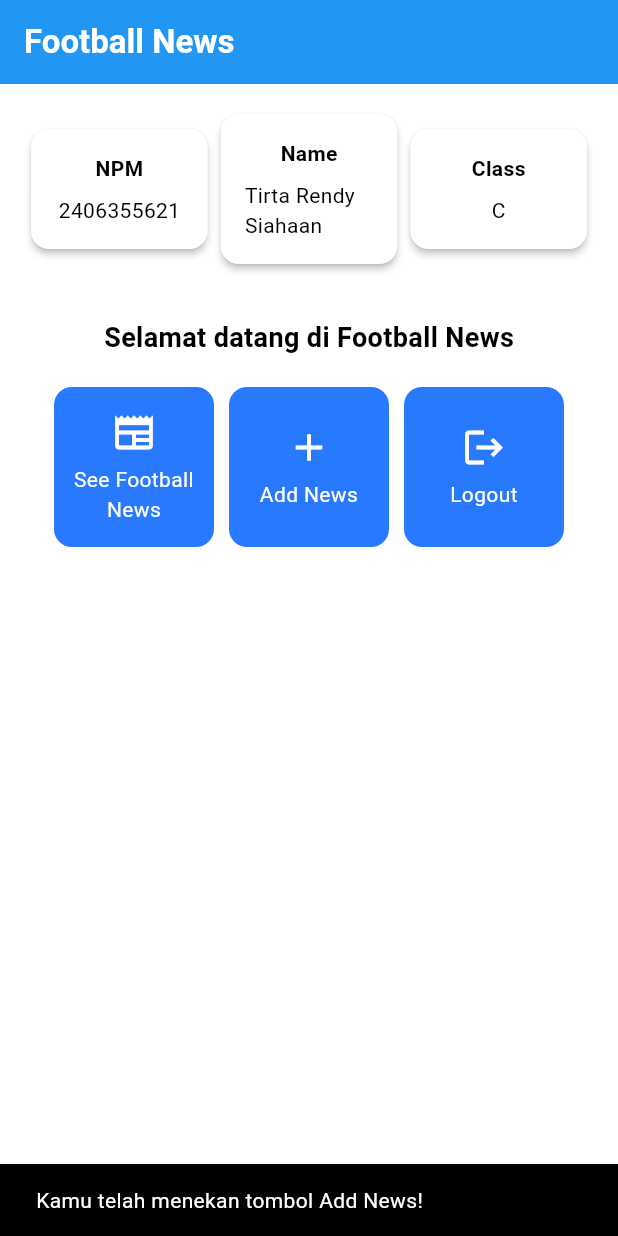
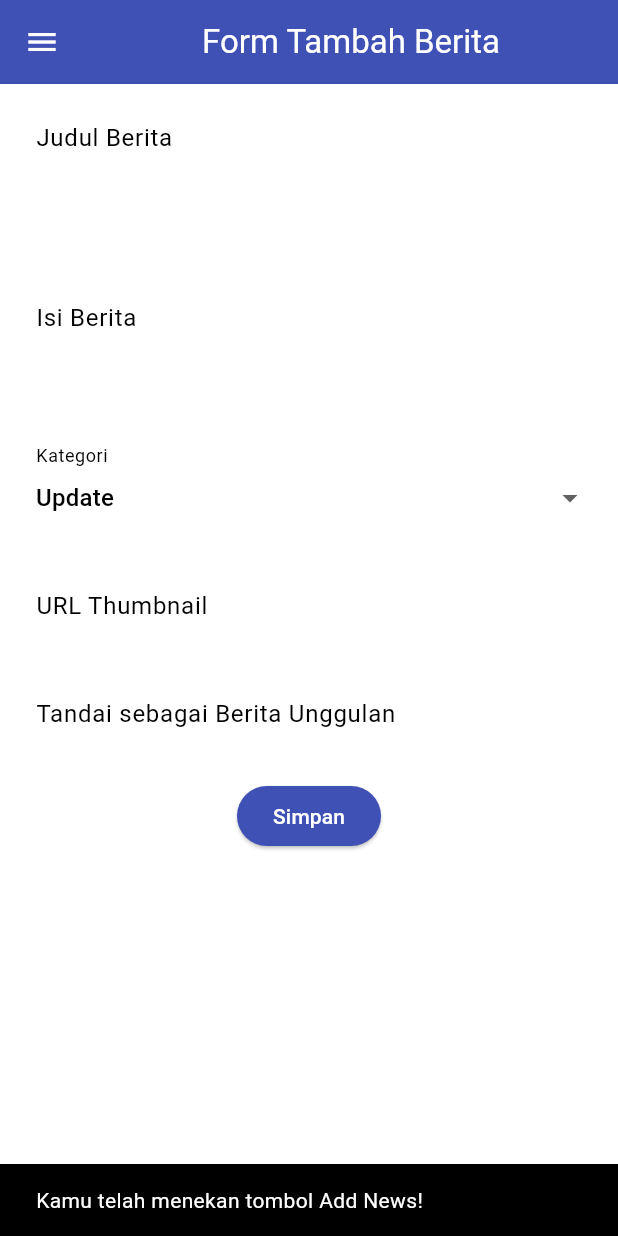
Before and after one commit to tirrexx-x64/football-news-mobile, a Flutter app: the screen it shows after launch, after a tap on "Add News", on a phone screen of 412 x 824 dp. Run offline on Flutter 3.47's test engine with Material 3 defaults, Android fonts, the phone set to English and light mode, and no system bars.

Commit message:
tutorial 7 selesai

```diff
--- a/lib/main.dart
+++ b/lib/main.dart
@@ -1,5 +1,5 @@
 import 'package:flutter/material.dart';
-import 'package:football_news/menu.dart';
+import 'package:football_news/screens/menu.dart';
 
 void main() {
   runApp(const MyApp());
--- a/lib/menu.dart
+++ b/lib/screens/menu.dart
@@ -1,15 +1,7 @@
 import 'package:flutter/material.dart';
-
-// ======================================================
-// Class ItemHomepage
-// ======================================================
-// Menyimpan data untuk setiap tombol card (name dan icon)
-class ItemHomepage {
-  final String name;
-  final IconData icon;
-
-  ItemHomepage(this.name, this.icon);
-}
+// Import drawer widget
+import 'package:football_news/widgets/left_drawer.dart';
+import 'package:football_news/widgets/news_card.dart';
 
 // ======================================================
 // Class InfoCard
@@ -37,56 +29,6 @@ class InfoCard extends StatelessWidget {
             const SizedBox(height: 8.0),
             Text(content),
           ],
-        ),
-      ),
-    );
-  }
-}
-
-// ======================================================
-// Class ItemCard
-// ======================================================
-// Card tombol dengan ikon dan teks
-class ItemCard extends StatelessWidget {
-  final ItemHomepage item;
-
-  const ItemCard(this.item, {super.key});
-
-  @override
-  Widget build(BuildContext context) {
-    return Material(
-      color: Theme.of(context).colorScheme.secondary,
-      borderRadius: BorderRadius.circular(12),
-      child: InkWell(
-        onTap: () {
-          ScaffoldMessenger.of(context)
-            ..hideCurrentSnackBar()
-            ..showSnackBar(
-              SnackBar(
-                content: Text("Kamu telah menekan tombol ${item.name}!"),
-              ),
-            );
-        },
-        child: Container(
-          padding: const EdgeInsets.all(8),
-          child: Center(
-            child: Column(
-              mainAxisAlignment: MainAxisAlignment.center,
-              children: [
-                Icon(
-                  item.icon,
-                  color: Colors.white,
-                  size: 30.0,
-                ),
-                const Padding(padding: EdgeInsets.all(3)),
-                Text(
-                  item.name,
-                  textAlign: TextAlign.center,
-                  style: const TextStyle(color: Colors.white),
-                ),
-              ],
-            ),
-          ),
         ),
       ),
     );
@@ -125,6 +67,7 @@ class MyHomePage extends StatelessWidget {
         ),
         backgroundColor: Theme.of(context).colorScheme.primary,
       ),
+      drawer: LeftDrawer(),
       body: Padding(
         padding: const EdgeInsets.all(16.0),
         child: Column(
--- /dev/null
+++ b/lib/screens/newslist_form.dart
@@ -0,0 +1,217 @@
+import 'package:flutter/material.dart';
+// TODO: Impor drawer yang sudah dibuat sebelumnya
+import 'package:football_news/widgets/left_drawer.dart';
+
+class NewsFormPage extends StatefulWidget {
+    const NewsFormPage({super.key});
+
+    @override
+    State<NewsFormPage> createState() => _NewsFormPageState();
+}
+
+class _NewsFormPageState extends State<NewsFormPage> {
+    final _formKey = GlobalKey<FormState>();
+    String _title = "";
+    String _content = "";
+    String _category = "update"; // default
+    String _thumbnail = "";
+    bool _isFeatured = false; // default
+
+    final List<String> _categories = [
+      'transfer',
+      'update',
+      'exclusive',
+      'match',
+      'rumor',
+      'analysis',
+    ];
+
+    @override
+    Widget build(BuildContext context) {
+        return Scaffold(
+          appBar: AppBar(
+            title: const Center(
+              child: Text(
+                'Form Tambah Berita',
+              ),
+            ),
+            backgroundColor: Colors.indigo,
+            foregroundColor: Colors.white,
+          ),
+          // TODO: Tambahkan drawer yang sudah dibuat di sini
+          drawer: LeftDrawer(),
+          body: Form(
+            key: _formKey,
+            child: SingleChildScrollView(
+              child: Column(
+                crossAxisAlignment: CrossAxisAlignment.start,
+                children: [
+                  // === Title ===
+                  Padding(
+                    padding: const EdgeInsets.all(8.0),
+                    child: TextFormField(
+                      decoration: InputDecoration(
+                        hintText: "Judul Berita",
+                        labelText: "Judul Berita",
+                        border: OutlineInputBorder(
+                          borderRadius: BorderRadius.circular(5.0),
+                        ),
+                      ),
+                      onChanged: (String? value) {
+                        setState(() {
+                          _title = value!;
+                        });
+                      },
+                      validator: (String? value) {
+                        if (value == null || value.isEmpty) {
+                          return "Judul tidak boleh kosong!";
+                        }
+                        return null;
+                      },
+                    ),
+                  ),
+
+                  // === Content ===
+                  Padding(
+                    padding: const EdgeInsets.all(8.0),
+                    child: TextFormField(
+                      maxLines: 5,
+                      decoration: InputDecoration(
+                        hintText: "Isi Berita",
+                        labelText: "Isi Berita",
+                        border: OutlineInputBorder(
+                          borderRadius: BorderRadius.circular(5.0),
+                        ),
+                      ),
+                      onChanged: (String? value) {
+                        setState(() {
+                          _content = value!;
+                        });
+                      },
+                      validator: (String? value) {
+                        if (value == null || value.isEmpty) {
+                          return "Isi berita tidak boleh kosong!";
+                        }
+                        return null;
+                      },
+                    ),
+                  ),
+
+                  // === Category ===
+                  Padding(
+                    padding: const EdgeInsets.all(8.0),
+                    child: DropdownButtonFormField<String>(
+                      decoration: InputDecoration(
+                        labelText: "Kategori",
+                        border: OutlineInputBorder(
+                          borderRadius: BorderRadius.circular(5.0),
+                        ),
+                      ),
+                      value: _category,
+                      items: _categories
+                          .map((cat) => DropdownMenuItem(
+                                value: cat,
+                                child: Text(
+                                    cat[0].toUpperCase() + cat.substring(1)),
+                              ))
+                          .toList(),
+                      onChanged: (String? newValue) {
+                        setState(() {
+                          _category = newValue!;
+                        });
+                      },
+                    ),
+                  ),
+
+                  // === Thumbnail URL ===
+                  Padding(
+                    padding: const EdgeInsets.all(8.0),
+                    child: TextFormField(
+                      decoration: InputDecoration(
+                        hintText: "URL Thumbnail (opsional)",
+                        labelText: "URL Thumbnail",
+                        border: OutlineInputBorder(
+                          borderRadius: BorderRadius.circular(5.0),
+                        ),
+                      ),
+                      onChanged: (String? value) {
+                        setState(() {
+                          _thumbnail = value!;
+                        });
+                      },
+                    ),
+                  ),
+
+                  // === Is Featured ===
+                  Padding(
+                    padding: const EdgeInsets.all(8.0),
+                    child: SwitchListTile(
+                      title: const Text("Tandai sebagai Berita Unggulan"),
+                      value: _isFeatured,
+                      onChanged: (bool value) {
+                        setState(() {
+                          _isFeatured = value;
+                        });
+                      },
+                    ),
+                  ),
+
+                  // === Tombol Simpan ===
+                  Align(
+                    alignment: Alignment.bottomCenter,
+                    child: Padding(
+                      padding: const EdgeInsets.all(8.0),
+                      child: ElevatedButton(
+                        style: ButtonStyle(
+                          backgroundColor:
+                              MaterialStateProperty.all(Colors.indigo),
+                        ),
+                        onPressed: () {
+                          if (_formKey.currentState!.validate()) {
+                            showDialog(
+                              context: context,
+                              builder: (context) {
+                                return AlertDialog(
+                                  title: const Text('Berita berhasil disimpan!'),
+                                  content: SingleChildScrollView(
+                                    child: Column(
+                                      crossAxisAlignment:
+                                          CrossAxisAlignment.start,
+                                      children: [
+                                        Text('Judul: $_title'),
+                                        Text('Isi: $_content'),
+                                        Text('Kategori: $_category'),
+                                        Text('Thumbnail: $_thumbnail'),
+                                        Text(
+                                            'Unggulan: ${_isFeatured ? "Ya" : "Tidak"}'),
+                                      ],
+                                    ),
+                                  ),
+                                  actions: [
+                                    TextButton(
+                                      child: const Text('OK'),
+                                      onPressed: () {
+                                        Navigator.pop(context);
+                                      },
+                                    ),
+                                  ],
+                                );
+                              },
+                            );
+                            _formKey.currentState!.reset();
+                          }
+                        },
+                        child: const Text(
+                          "Simpan",
+                          style: TextStyle(color: Colors.white),
+                        ),
+                      ),
+                    ),
+                  ),
+                ],
+              ),
+            ),
+          ),
+        );
+    }
+}
--- /dev/null
+++ b/lib/widgets/left_drawer.dart
@@ -0,0 +1,68 @@
+import 'package:flutter/material.dart';
+import 'package:football_news/screens/menu.dart';
+import 'package:football_news/screens/newslist_form.dart';
+
+class LeftDrawer extends StatelessWidget {
+  const LeftDrawer({super.key});
+
+  @override
+  Widget build(BuildContext context) {
+    return Drawer(
+      child: ListView(
+        children: [
+          const DrawerHeader(
+            decoration: BoxDecoration(
+              color: Colors.blue,
+            ),
+            child: Column(
+              children: [
+                Text(
+                  'Football News',
+                  textAlign: TextAlign.center,
+                  style: TextStyle(
+                    fontSize: 30,
+                    fontWeight: FontWeight.bold,
+                    color: Colors.white,
+                  ),
+                ),
+                Padding(padding: EdgeInsets.all(10)),
+                Text("Seluruh berita sepak bola terkini di sini!",
+                    textAlign: TextAlign.center,
+                    style: TextStyle(
+                      fontSize: 15,
+                      color: Colors.white,
+                      fontWeight: FontWeight.normal,
+                    )),
+              ],
+            ),
+          ),
+          ListTile(
+            leading: const Icon(Icons.home_outlined),
+            title: const Text('Home'),
+            // Bagian redirection ke MyHomePage
+            onTap: () {
+              Navigator.pushReplacement(
+                  context,
+                  MaterialPageRoute(
+                    builder: (context) => MyHomePage(),
+                  ));
+            },
+          ),
+          ListTile(
+            leading: const Icon(Icons.post_add),
+            title: const Text('Add News'),
+            // Bagian redirection ke NewsFormPage
+            onTap: () {
+              Navigator.pushReplacement(
+                  context,
+                  MaterialPageRoute(
+                    builder: (context) => NewsFormPage(),
+                  ));
+            },
+          ),
+          // TODO: Buat ListTile baru untuk ke halaman melihat news
+        ],
+      ),
+    );
+  }
+}
--- /dev/null
+++ b/lib/widgets/news_card.dart
@@ -0,0 +1,73 @@
+import 'package:flutter/material.dart';
+import 'package:football_news/screens/newslist_form.dart';
+import 'package:football_news/widgets/left_drawer.dart';
+
+// ======================================================
+// Class ItemHomepage
+// ======================================================
+// Menyimpan data untuk setiap tombol card (name dan icon)
+class ItemHomepage {
+  final String name;
+  final IconData icon;
+
+  ItemHomepage(this.name, this.icon);
+}
+
+// ======================================================
+// Class ItemCard
+// ======================================================
+// Card tombol dengan ikon dan teks
+class ItemCard extends StatelessWidget {
+  final ItemHomepage item;
+
+  const ItemCard(this.item, {super.key});
+
+  @override
+  Widget build(BuildContext context) {
+    return Material(
+      color: Theme.of(context).colorScheme.secondary,
+      borderRadius: BorderRadius.circular(12),
+      child: InkWell(
+        onTap: () {
+          // Memunculkan SnackBar ketika diklik
+          ScaffoldMessenger.of(context)
+            ..hideCurrentSnackBar()
+            ..showSnackBar(SnackBar(
+                content: Text("Kamu telah menekan tombol ${item.name}!")));
+
+          // Navigate ke route yang sesuai (tergantung jenis tombol)
+          if (item.name == "Add News") {
+            // TODO: Gunakan Navigator.push untuk melakukan navigasi ke MaterialPageRoute yang mencakup NewsFormPage.
+            Navigator.push(
+                context,
+                MaterialPageRoute(
+                  builder: (context) => NewsFormPage(),
+                ));
+          }
+
+        },
+        child: Container(
+          padding: const EdgeInsets.all(8),
+          child: Center(
+            child: Column(
+              mainAxisAlignment: MainAxisAlignment.center,
+              children: [
+                Icon(
+                  item.icon,
+                  color: Colors.white,
+                  size: 30.0,
+                ),
+                const Padding(padding: EdgeInsets.all(3)),
+                Text(
+                  item.name,
+                  textAlign: TextAlign.center,
+                  style: const TextStyle(color: Colors.white),
+                ),
+              ],
+            ),
+          ),
+        ),
+      ),
+    );
+  }
+}
```
